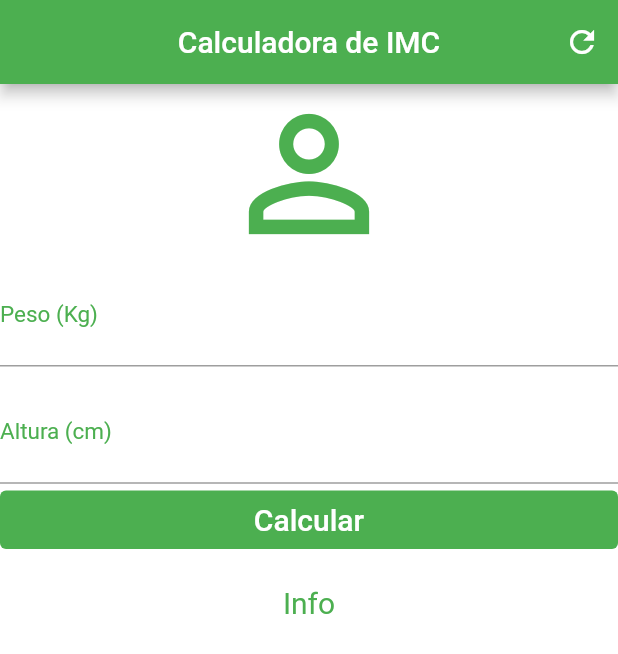
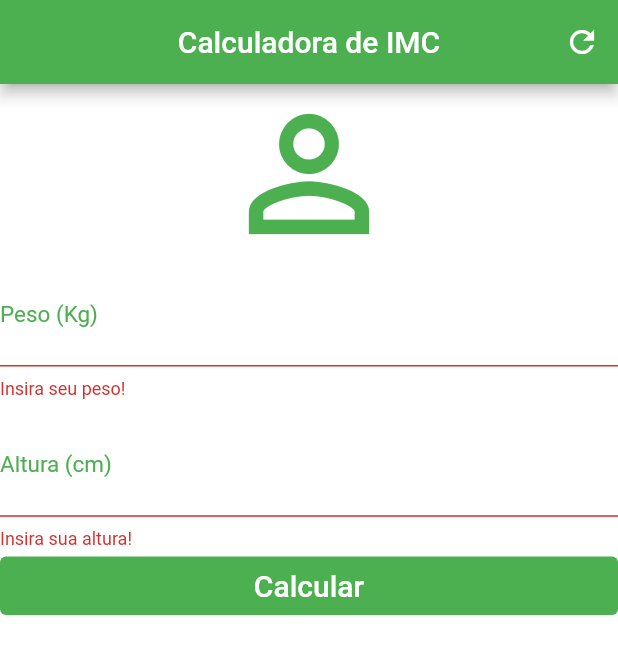
Before and after one commit to brunocmartins11/flutter, a Flutter app: the screen it shows after launch, after a tap on "Calcular", on a phone screen of 412 x 824 dp. Shown: the top 654 px of the screen. Run offline on Flutter 3.47's test engine with Material 2 defaults, Android fonts, the light colour scheme and no system bars; missing offline and left inert: dart:html.

Commit message:
Commit 3 - Lógica Projeto "Calculadora de IMC"
Finalizando mais um projeto, Calculadora de Índice de Massa Corporal (IMC) para entrega da atividade do dia 13/09/2022.

```diff
--- a/workspace/calculadora_imc/lib/main.dart
+++ b/workspace/calculadora_imc/lib/main.dart
@@ -15,6 +15,36 @@ class Home extends StatefulWidget {
 }
 
 class _HomeState extends State<Home> {
+  TextEditingController peso = TextEditingController();
+  TextEditingController altura = TextEditingController();
+  String _Infor = "";
+  GlobalKey<FormState> formKey = GlobalKey<FormState>();
+
+  void resetCampos() {
+    peso.text = "";
+    altura.text = "";
+    _Infor = "Informe seus dados!";
+  }
+
+  void calcular() {
+    setState(() {
+      double pesoDigitado = double.parse(peso.text);
+      double alturaDigitado = double.parse(altura.text) / 100;
+      double imc = pesoDigitado / (alturaDigitado * alturaDigitado);
+      if (imc < 18.5) {
+        _Infor = "Abaixo do peso (${imc.toStringAsPrecision(3)})";
+      } else if (imc >= 18.5 && imc <= 24.9) {
+        _Infor = "Peso normal(${imc.toStringAsPrecision(3)})";
+      } else if (imc >= 25.0 && imc <= 29.9) {
+        _Infor = "Sobrepeso(${imc.toStringAsPrecision(3)})";
+      } else if (imc >= 30.0 && imc <= 34.9) {
+        _Infor = "Obesidade grau 1 (${imc.toStringAsPrecision(3)})";
+      } else {
+        _Infor = "Obesidade grau 2 (${imc.toStringAsPrecision(3)})";
+      }
+    });
+  }
+
   @override
   Widget build(BuildContext context) {
     return Scaffold(
@@ -22,10 +52,14 @@ class _HomeState extends State<Home> {
           title: Text("Calculadora de IMC"),
           centerTitle: true,
           backgroundColor: Colors.green,
-          actions: [IconButton(onPressed: () {}, icon: Icon(Icons.refresh))],
+          actions: [
+            IconButton(onPressed: resetCampos, icon: Icon(Icons.refresh))
+          ],
         ),
         backgroundColor: Colors.white,
-        body: Column(
+        body: Form(
+          key: formKey,
+          child: Column(
             crossAxisAlignment: CrossAxisAlignment.stretch,
             children: [
               Icon(Icons.person_outline, size: 120.0, color: Colors.green),
@@ -33,7 +67,14 @@ class _HomeState extends State<Home> {
                   keyboardType: TextInputType.number,
                   decoration: InputDecoration(
                       labelText: "Peso (Kg)",
-                    labelStyle: TextStyle(color: Colors.green, fontSize: 15.0)),
+                      labelStyle:
+                          TextStyle(color: Colors.green, fontSize: 15.0)),
+                  controller: peso,
+                  validator: (value) {
+                    if (value == null || value.isEmpty) {
+                      return "Insira seu peso!";
+                    }
+                  },
                   textAlign: TextAlign.center,
                   style: TextStyle(color: Colors.green, fontSize: 25.0)),
               SizedBox(
@@ -43,24 +84,36 @@ class _HomeState extends State<Home> {
                   keyboardType: TextInputType.number,
                   decoration: InputDecoration(
                       labelText: "Altura (cm)",
-                    labelStyle: TextStyle(color: Colors.green, fontSize: 15.0)),
+                      labelStyle:
+                          TextStyle(color: Colors.green, fontSize: 15.0)),
+                  controller: altura,
+                  validator: (value) {
+                    if (value == null || value.isEmpty) {
+                      return "Insira sua altura!";
+                    }
+                  },
                   textAlign: TextAlign.center,
                   style: TextStyle(color: Colors.green, fontSize: 25.0)),
               TextButton(
                   style: ButtonStyle(
                       backgroundColor: MaterialStateProperty.all(Colors.green)),
-                onPressed: () {},
+                  onPressed: () {
+                    if (formKey.currentState!.validate()) {
+                      calcular();
+                    }
+                  },
                   child: Text("Calcular",
                       style: TextStyle(color: Colors.white, fontSize: 20.0))),
               SizedBox(
                 height: 20.0,
               ),
               Text(
-              "Info",
+                _Infor,
                 textAlign: TextAlign.center,
                 style: TextStyle(color: Colors.green, fontSize: 20.0),
               ),
             ],
+          ),
         ));
   }
 }
```
Also changed, not shown: 1 other file. Lines whose indentation alone changed are shown as unchanged.
